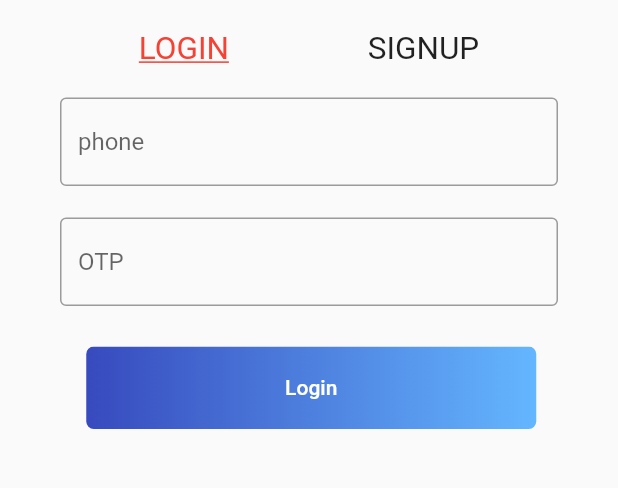
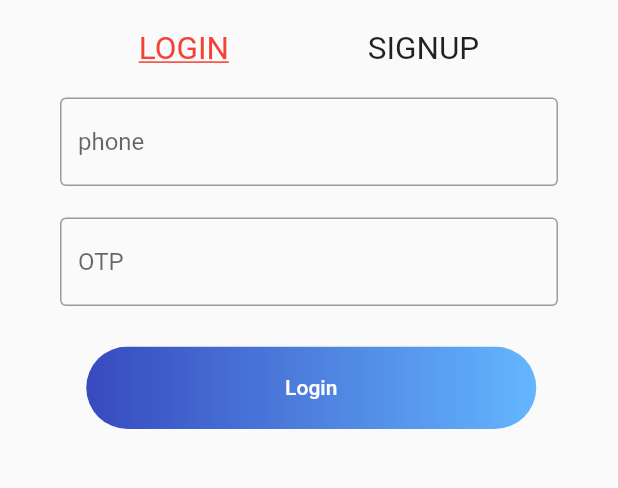
Before and after one commit to aperah10/flutterfoodapp, a Flutter app: the screen it shows after launch, on a phone screen of 412 x 824 dp, the part 225-713 px from its top. Run offline on Flutter 3.47's test engine with Material 2 defaults, Android fonts, the phone set to English and light mode, and no system bars; our stand-ins replace carousel_slider.

Commit message:
adde padding

```diff
--- a/lib/Screen/Widgets/AllFormField.dart
+++ b/lib/Screen/Widgets/AllFormField.dart
@@ -71,7 +71,7 @@ class SingleBtn extends StatelessWidget {
                     colors: [new Color(0xff374ABE), new Color(0xff64B6FF)],
                     begin: Alignment.centerLeft,
                     end: Alignment.centerRight),
-                borderRadius: BorderRadius.all(Radius.circular(5.0))),
+                borderRadius: BorderRadius.all(Radius.circular(30.0))),
             child: Container(
               constraints: BoxConstraints(
                   maxWidth: 300.0,
--- a/lib/Screen/Widgets/HomeWidget.dart
+++ b/lib/Screen/Widgets/HomeWidget.dart
@@ -112,9 +112,9 @@ class ProdGridListShow extends StatelessWidget {
   @override
   Widget build(BuildContext context) {
     return Padding(
-      padding: const EdgeInsets.all(3),
+      padding: const EdgeInsets.all(10),
       child: SizedBox(
-        width: 180.0,
+        width: 170.0,
         child: Wrap(
           children: <Widget>[
             InkWell(
--- a/pubspec.yaml
+++ b/pubspec.yaml
@@ -15,7 +15,7 @@ publish_to: 'none' # Remove this line if you wish to publish to pub.dev
 # In iOS, build-name is used as CFBundleShortVersionString while build-number used as CFBundleVersion.
 # Read more about iOS versioning at
 # https://developer.apple.com/library/archive/documentation/General/Reference/InfoPlistKeyReference/Articles/CoreFoundationKeys.html
-version: 1.0.0+1
+version: 1.0.0+2
 
 environment:
   sdk: ">=2.12.0 <3.0.0"
```
